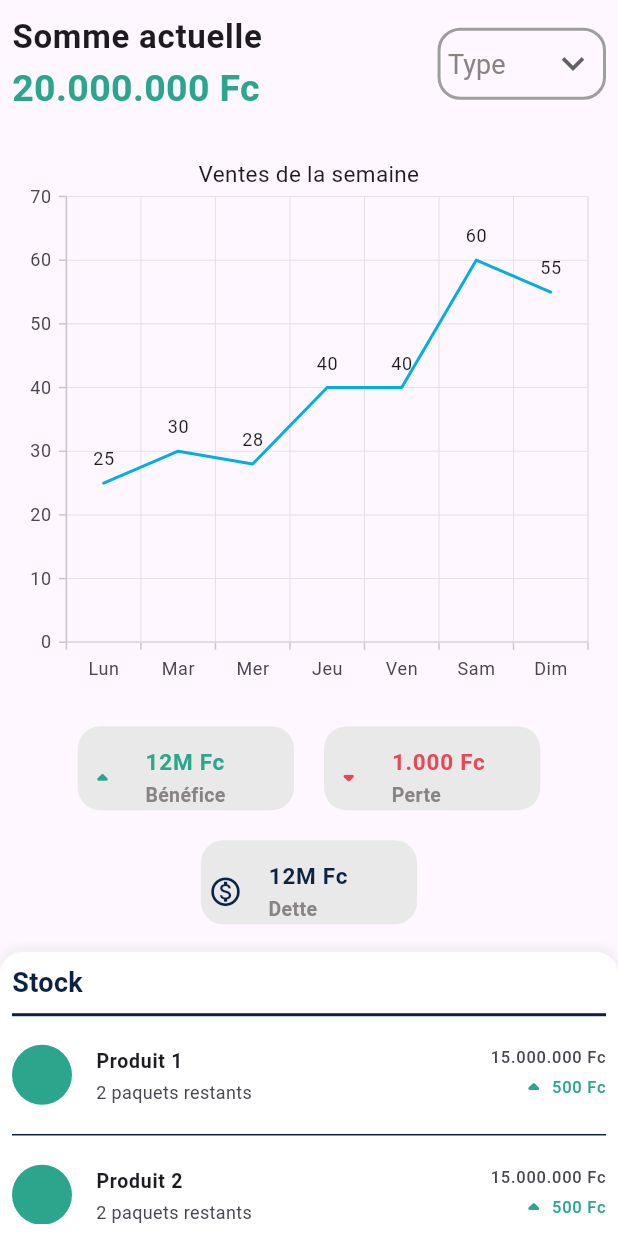
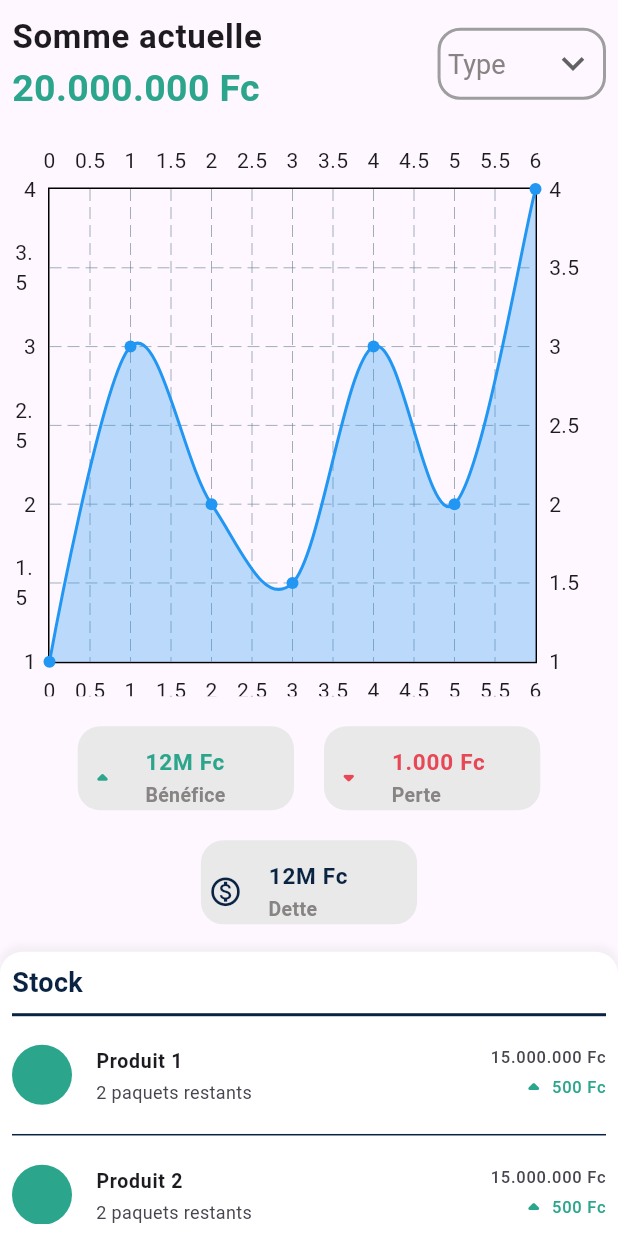
Before and after one commit to NML124/evodie, a Flutter app: the DashBoardPage screen opened directly, on a phone screen of 412 x 824 dp. Run offline on Flutter 3.47's test engine with Material 3 defaults, Android fonts, the phone set to English and light mode, and no system bars; drawn by our look-alikes of auto_size_text, fl_chart; our stand-ins replace supabase_flutter, syncfusion_flutter_charts; accounts and stored records are empty.

Commit message:
changement de sfc_chart pour fl_chart

```diff
--- a/lib/screens/dashboard.dart
+++ b/lib/screens/dashboard.dart
@@ -3,6 +3,7 @@ import 'package:evodie/Produits_Options/produits_options.dart';
 import 'package:evodie/screens/dette.dart';
 import 'package:evodie/widgets/customListTile.dart';
 import 'package:flutter/material.dart';
+import 'package:fl_chart/fl_chart.dart';
 import 'package:syncfusion_flutter_charts/charts.dart';
 //import 'package:syncfusion_flutter_charts/sparkcharts.dart';
 
@@ -88,7 +89,47 @@ class _DashBoardPageState extends State<DashBoardPage> {
               child: Column(
                 children: [
                   Expanded(
-                    child: SfCartesianChart(
+                    child: LineChart(
+                      LineChartData(
+                        gridData: FlGridData(show: true), // Affiche les grilles
+                        titlesData: FlTitlesData(
+                          leftTitles: AxisTitles(
+                            sideTitles: SideTitles(
+                                showTitles: true), // Titre de l'axe Y
+                          ),
+                          bottomTitles: AxisTitles(
+                            sideTitles: SideTitles(
+                                showTitles: true), // Titre de l'axe X
+                          ),
+                        ),
+                        borderData: FlBorderData(show: true),
+                        lineBarsData: [
+                          LineChartBarData(
+                            spots: const [
+                              FlSpot(0, 1), // Point (X=0, Y=1)
+                              FlSpot(1, 3), // Point (X=1, Y=3)
+                              FlSpot(2, 2), // Point (X=2, Y=2)
+                              FlSpot(3, 1.5), // Point (X=3, Y=1.5)
+                              FlSpot(4, 3), // Point (X=4, Y=3)
+                              FlSpot(5, 2), // Point (X=5, Y=2)
+                              FlSpot(6, 4), // Point (X=6, Y=4)
+                            ],
+                            isCurved: true, // Ligne courbée
+                            color: const Color.fromARGB(
+                                255, 33, 150, 243), // Couleur de la ligne
+                            dotData:
+                                FlDotData(show: true), // Affiche les points
+                            belowBarData: BarAreaData(
+                                show: true,
+                                color: Colors.blue.withOpacity(
+                                    0.3)), // Remplissage sous la ligne
+                          ),
+                        ],
+                      ),
+                    ),
+                  ),
+
+                  /* SfCartesianChart(
                       primaryXAxis: CategoryAxis(),
                       title: const ChartTitle(
                         text: 'Ventes de la semaine',
@@ -104,8 +145,7 @@ class _DashBoardPageState extends State<DashBoardPage> {
                           dataLabelSettings: DataLabelSettings(isVisible: true),
                         ),
                       ],
-                    ),
-                  ),
+                    ), */
                 ],
               ),
             ),
--- a/pubspec.yaml
+++ b/pubspec.yaml
@@ -31,7 +31,8 @@ dependencies:
   flutter:
     sdk: flutter
 
-  syncfusion_flutter_charts: ^26.2.12
+  syncfusion_flutter_charts: ^27.2.2
+  fl_chart: ^0.69.0
   # The following adds the Cupertino Icons font to your application.
   # Use with the CupertinoIcons class for iOS style icons.
   cupertino_icons: ^1.0.6
```
Also changed, not shown: pubspec.lock, 1 other file.
